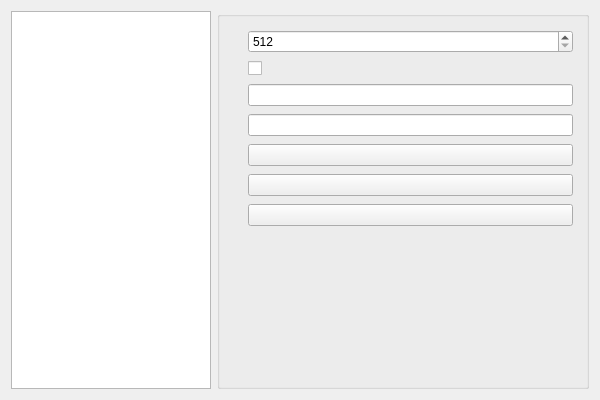
The window that org.nickvision.tubeconverter.qt/src/views/settingsdialog.ui (NickvisionApps/Parabolic) describes before a commit, drawn with Qt 5.
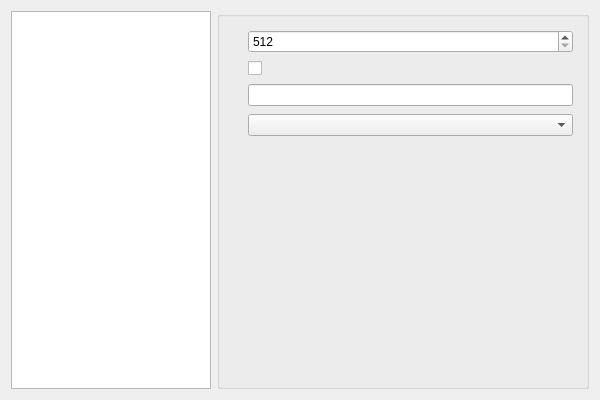
The same window after the commit. The open tabs and pages were chosen to show the change. Icons and pictures are not drawn.

Commit message: All - Cookies From Browser

Diff of the .ui file:
```diff
--- a/org.nickvision.tubeconverter.qt/src/views/settingsdialog.ui
+++ b/org.nickvision.tubeconverter.qt/src/views/settingsdialog.ui
@@ -183,57 +183,23 @@
            <widget class="QCheckBox" name="chkSponsorBlock"/>
           </item>
           <item row="3" column="0">
-           <widget class="QLabel" name="lblCookiesFile"/>
-          </item>
-          <item row="3" column="1">
-           <widget class="QLineEdit" name="txtCookiesFile">
-            <property name="readOnly">
-             <bool>true</bool>
-            </property>
-           </widget>
-          </item>
-          <item row="7" column="1">
-           <spacer name="verticalSpacer_3">
-            <property name="orientation">
-             <enum>Qt::Orientation::Vertical</enum>
-            </property>
-            <property name="sizeHint" stdset="0">
-             <size>
-              <width>20</width>
-              <height>40</height>
-             </size>
-            </property>
-           </spacer>
+           <widget class="QLabel" name="lblCookiesBrowser"/>
           </item>
           <item row="4" column="1">
-           <widget class="QPushButton" name="btnSelectCookiesFile">
-            <property name="icon">
-             <iconset theme="document-open"/>
+           <spacer name="verticalSpacer_3">
+            <property name="orientation">
+             <enum>Qt::Orientation::Vertical</enum>
             </property>
-            <property name="autoDefault">
-             <bool>false</bool>
+            <property name="sizeHint" stdset="0">
+             <size>
+              <width>20</width>
+              <height>40</height>
+             </size>
             </property>
-           </widget>
+           </spacer>
           </item>
-          <item row="5" column="1">
-           <widget class="QPushButton" name="btnClearCookiesFile">
-            <property name="icon">
-             <iconset theme="edit-clear"/>
-            </property>
-            <property name="autoDefault">
-             <bool>false</bool>
-            </property>
-           </widget>
-          </item>
-          <item row="6" column="1">
-           <widget class="QPushButton" name="btnCookiesFileInformation">
-            <property name="icon">
-             <iconset theme="help-faq"/>
-            </property>
-            <property name="autoDefault">
-             <bool>false</bool>
-            </property>
-           </widget>
+          <item row="3" column="1">
+           <widget class="QComboBox" name="cmbCookiesBrowser"/>
           </item>
          </layout>
         </widget>
```
Left out of the diff: 14 changed lines with no effect on the pictures. The commit also changes 60 other files.
